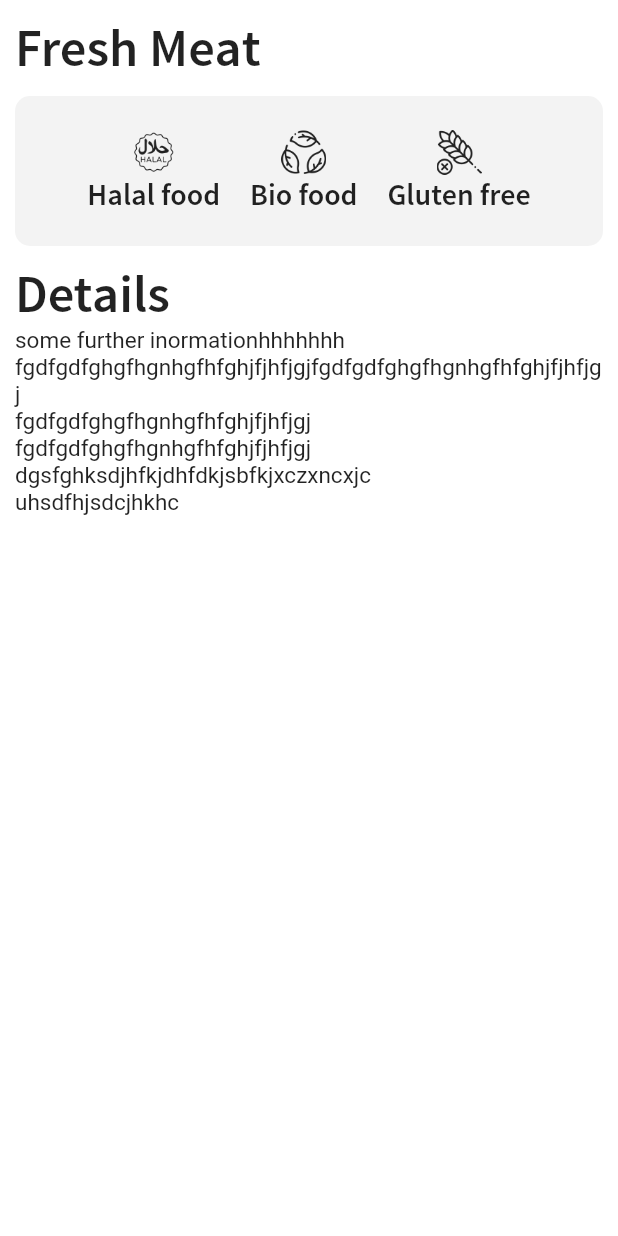
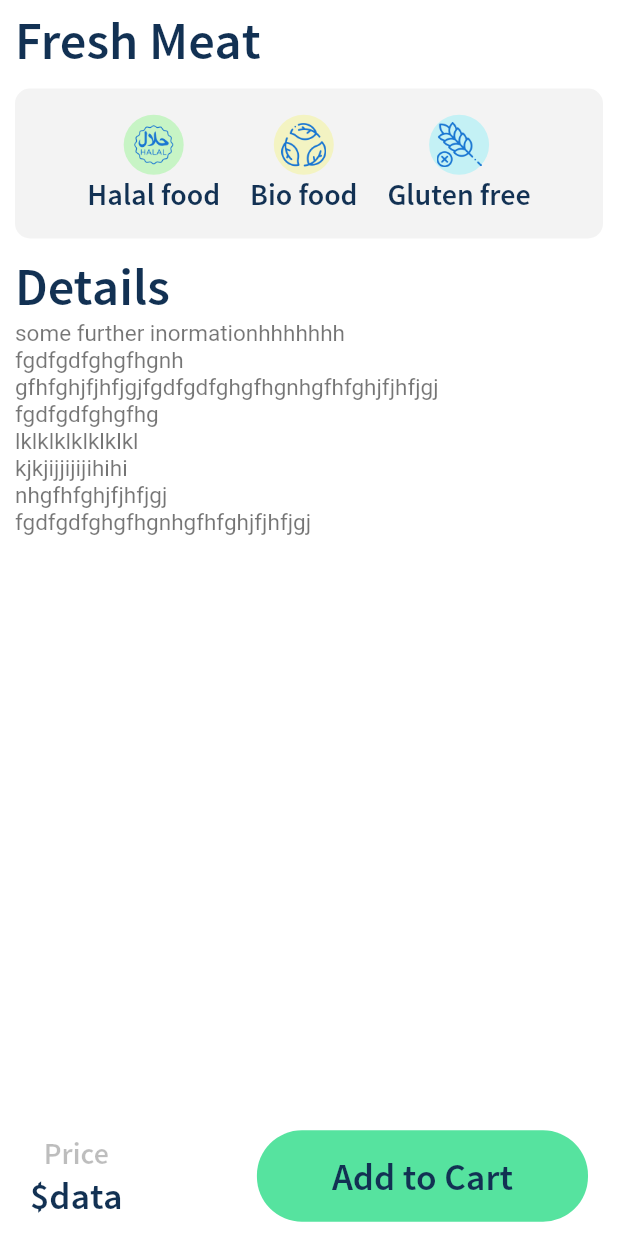
Before and after one commit to OussemaZaier/toredo, a Flutter app: the detailsPage screen opened directly, on a phone screen of 412 x 824 dp. Run offline on Flutter 3.47's test engine with Material 2 defaults, Android fonts, the phone set to English and light mode, and no system bars; our stand-ins replace animated_splash_screen, curved_navigation_bar, dio, flutter_dotenv, localstorage and 1 more; missing offline and left inert: art_sweetalert, dart:ffi, flutter_statusbarcolor_ns; generated files the repository leaves out were written again; network calls fail; project files that could hold a hidden picture were left out.

Commit message:
detailsPageV0.3

```diff
--- a/lib/main.dart
+++ b/lib/main.dart
@@ -63,8 +63,8 @@ class Splash extends StatelessWidget {
           ],
         ),
       ),
-      nextScreen: HomePage(),
-      // detailsPage(),
+      nextScreen: detailsPage(),
+      //HomePage() ,
       splashTransition: SplashTransition.fadeTransition,
       pageTransitionType: PageTransitionType.leftToRight,
       duration: 4000,
--- a/lib/pages/detailsPage.dart
+++ b/lib/pages/detailsPage.dart
@@ -1,3 +1,5 @@
+import 'dart:math';
+
 import 'package:flutter/material.dart';
 import 'package:flutter/widgets.dart';
 
@@ -7,70 +9,136 @@ class detailsPage extends StatelessWidget {
   @override
   Widget build(BuildContext context) {
     var img = ['halal food', 'bio food', 'gluten free'];
-    return SafeArea(
-        child: Scaffold(
+    return Scaffold(
       backgroundColor: Colors.white,
       body: Stack(children: [
         ListView(
-          padding: const EdgeInsets.all(10.0),
+          padding: const EdgeInsets.symmetric(horizontal: 10.0, vertical: 5),
           shrinkWrap: true,
           children: [
             Image.network(
               "https://encrypted-tbn0.gstatic.com/images?q=tbn:ANd9GcR0n69IGWG0EJo6Q-y5_hlxrQkcrslN_R_2Gaf6Tbl1J7tq6xw57n7CX5aL0VvE9EUuFtU&usqp=CAU",
             ),
-            Text(
+            const Text(
               "Fresh Meat",
-              style: TextStyle(fontFamily: "Falling", fontSize: 35),
+              style: TextStyle(
+                fontFamily: "Falling",
+                fontSize: 35,
+                color: Color(0xff123153),
+              ),
             ),
-            SizedBox(
+            const SizedBox(
               height: 10,
             ),
             Container(
               height: 100,
               decoration: BoxDecoration(
                   borderRadius: BorderRadius.circular(10),
-                  color: Color.fromARGB(255, 243, 243, 243)),
-              padding: EdgeInsets.all(10),
+                  color: const Color.fromARGB(255, 243, 243, 243)),
               child: Center(
                 child: ListView(
-                    physics: NeverScrollableScrollPhysics(),
+                    physics: const NeverScrollableScrollPhysics(),
                     scrollDirection: Axis.horizontal,
-                    // itemCount: img.length,
                     shrinkWrap: true,
-                    children: img.map((e) {
-                      return Attribute(atrributeName: e);
+                    children: img.asMap().entries.map((e) {
+                      return Attribute(
+                        atrributeName: e.value,
+                        index: e.key,
+                      );
                     }).toList()),
               ),
             ),
-            SizedBox(
+            const SizedBox(
               height: 10,
             ),
-            Text(
+            const Text(
               'Details',
-              style: TextStyle(fontFamily: "Falling", fontSize: 35),
+              style: TextStyle(
+                fontFamily: "Falling",
+                fontSize: 35,
+                color: Color(0xff123153),
+              ),
             ),
-            Expanded(
-              child: Text(
-                'some further inormationhhhhhhh\n'
-                'fgdfgdfghgfhgnhgfhfghjfjhfjgj'
-                'fgdfgdfghgfhgnhgfhfghjfjhfjgj\n'
-                'fgdfgdfghgfhgnhgfhfghjfjhfjgj\nfgdfgdfghgfhgnhgfhfghjfjhfjgj\ndgsfghksdjhfkjdhfdkjsbfkjxczxncxjc\nuhsdfhjsdcjhkhc\n',
-                style: TextStyle(fontSize: 15),
+            const Text(
+              'some further inormationhhhhhhh\n'
+              'fgdfgdfghgfhgnh\ngfhfghjfjhfjgj'
+              'fgdfgdfghgfhgnhgfhfghjfjhfjgj\n'
+              'fgdfgdfghgfhg\nlklklklklklklkl\nkjkjijjijijihihi\nnhgfhfghjfjhfjgj\n'
+              'fgdfgdfghgfhgnhgfhfghjfjhfjgj\n',
+              style: TextStyle(
+                fontSize: 15,
+                color: Colors.black54,
               ),
             ),
           ],
         ),
+        Align(
+          alignment: Alignment.bottomCenter,
+          child: Container(
+            padding: EdgeInsets.symmetric(horizontal: 20),
+            width: MediaQuery.of(context).size.width,
+            height: 80,
+            decoration: BoxDecoration(
+                borderRadius: BorderRadius.circular(10),
+                color: const Color.fromARGB(255, 255, 255, 255)),
+            child: Row(
+              mainAxisAlignment: MainAxisAlignment.spaceBetween,
+              crossAxisAlignment: CrossAxisAlignment.center,
+              children: [
+                Column(
+                  mainAxisAlignment: MainAxisAlignment.center,
+                  children: const [
+                    Text(
+                      "Price",
+                      style: TextStyle(
+                        color: Colors.black26,
+                        fontSize: 20,
+                        fontFamily: "Falling",
+                      ),
+                    ),
+                    Text("\$data",
+                        style: TextStyle(
+                          fontSize: 25,
+                          fontFamily: "Falling",
+                          color: Color(0xff123153),
+                        )),
+                  ],
+                ),
+                TextButton(
+                    onPressed: () => {},
+                    style: ButtonStyle(
+                        shape: MaterialStateProperty.all(
+                          RoundedRectangleBorder(
+                              borderRadius: BorderRadius.circular(30.0)),
+                        ),
+                        backgroundColor:
+                            MaterialStateProperty.all(const Color(0xff56e39f)),
+                        padding: MaterialStateProperty.all(
+                            const EdgeInsets.symmetric(
+                                horizontal: 50, vertical: 15))),
+                    child: const Text(
+                      "Add to Cart",
+                      style: TextStyle(
+                          color: Color(0xff123153),
+                          fontSize: 25,
+                          fontWeight: FontWeight.w500,
+                          fontFamily: "Falling"),
+                    )),
+              ],
+            ),
+          ),
+        )
       ]),
-    ));
+    );
   }
 }
 
 class Attribute extends StatelessWidget {
   String atrributeName;
-  Attribute({
-    Key? key,
-    required this.atrributeName,
-  }) : super(key: key);
+  int index;
+  static const colors = [0xffc7f4c5, 0xfff3f3c2, 0xffc4f1f5];
+  Attribute({Key? key, required this.atrributeName, required this.index})
+      : super(key: key);
 
   @override
   Widget build(BuildContext context) {
@@ -79,13 +147,20 @@ class Attribute extends StatelessWidget {
       child: Column(
         mainAxisAlignment: MainAxisAlignment.center,
         children: [
-          ImageIcon(
-            AssetImage('assets/images/' + atrributeName + '.png'),
-            size: 30,
+          CircleAvatar(
+            backgroundColor: Color(colors[index]),
+            child: ImageIcon(
+              AssetImage('assets/images/' + atrributeName + '.png'),
+              size: 30,
+            ),
           ),
           Text(
             atrributeName[0].toUpperCase() + atrributeName.substring(1),
-            style: TextStyle(fontFamily: 'Falling', fontSize: 20),
+            style: const TextStyle(
+              fontFamily: 'Falling',
+              fontSize: 20,
+              color: Color(0xff123153),
+            ),
           )
         ],
       ),
```
